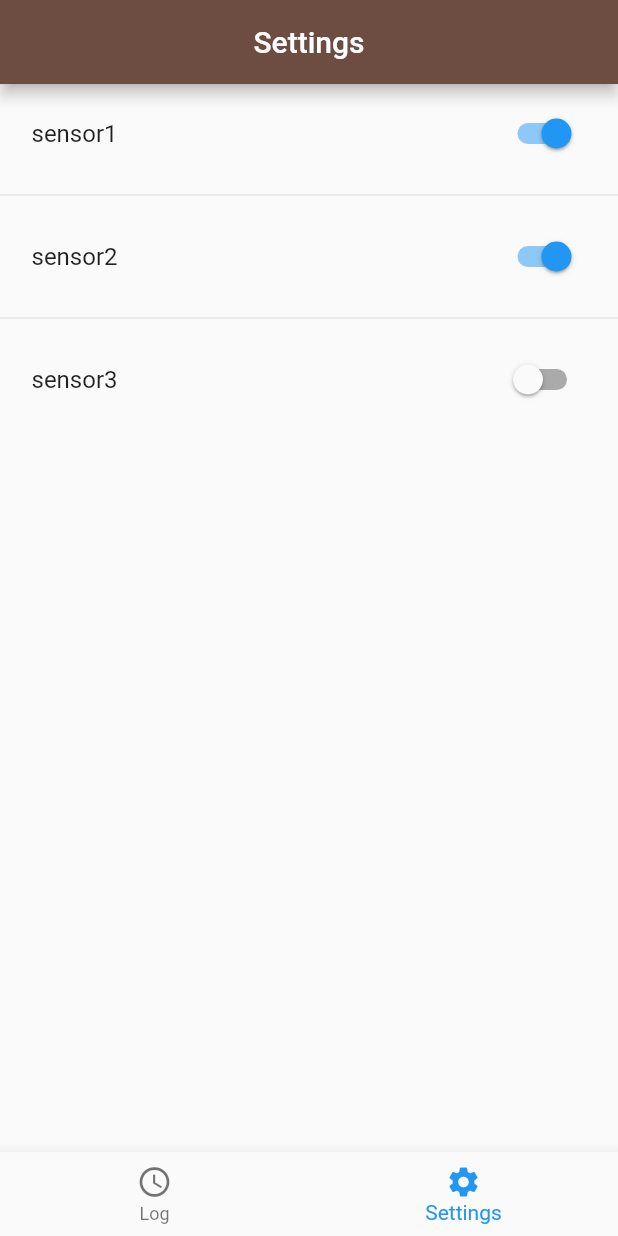
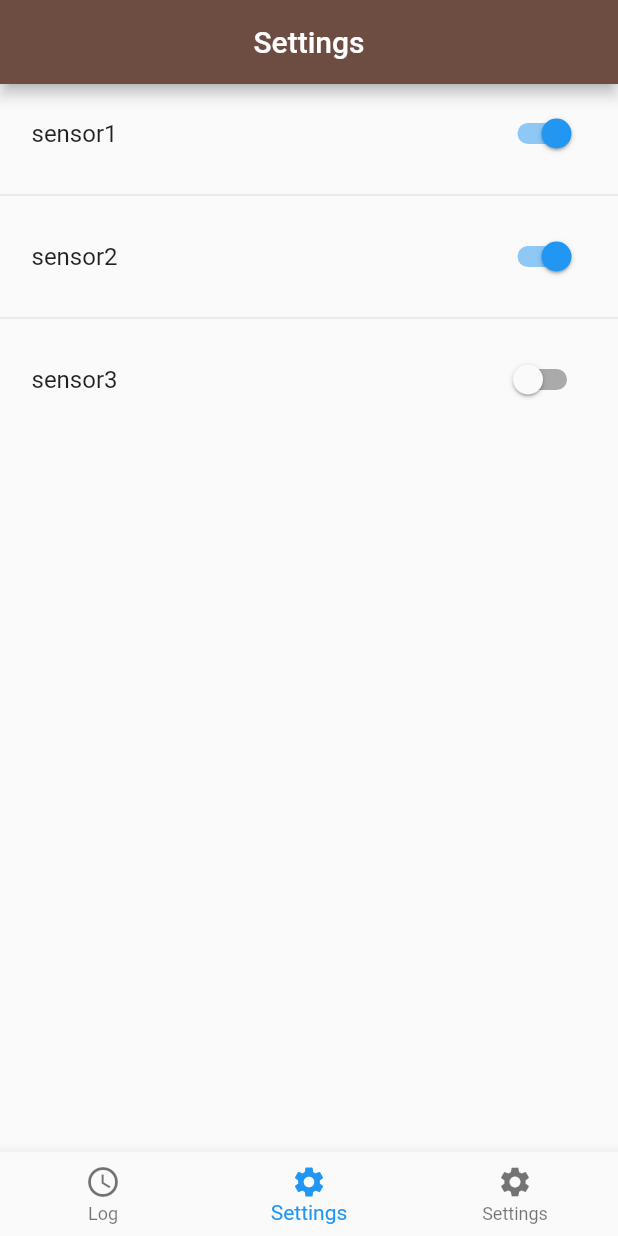
Before and after one commit to Tijl123/DuracellApp, a Flutter app: the screen it shows after launch, item 2 of the bottom bar chosen, on a phone screen of 412 x 824 dp. Run offline on Flutter 3.47's test engine with Material 2 defaults, Android fonts, the phone set to English and light mode, and no system bars; our stand-ins replace device_info, flutter_local_notifications, splashscreen, sqflite; missing offline and left inert: dart_amqp, workmanager; accounts and stored records are empty.

Commit message:
nav pagina

```diff
--- a/lib/ui/home.dart
+++ b/lib/ui/home.dart
@@ -50,6 +50,8 @@ class _HomeState extends State<Home> {
         items: [
           BottomNavigationBarItem(
               icon: Icon(Icons.access_time), title: Text("Log")),
+          BottomNavigationBarItem(
+              icon: Icon(Icons.settings), title: Text("Settings")),
           BottomNavigationBarItem(
               icon: Icon(Icons.settings), title: Text("Settings")),
         ],
```
